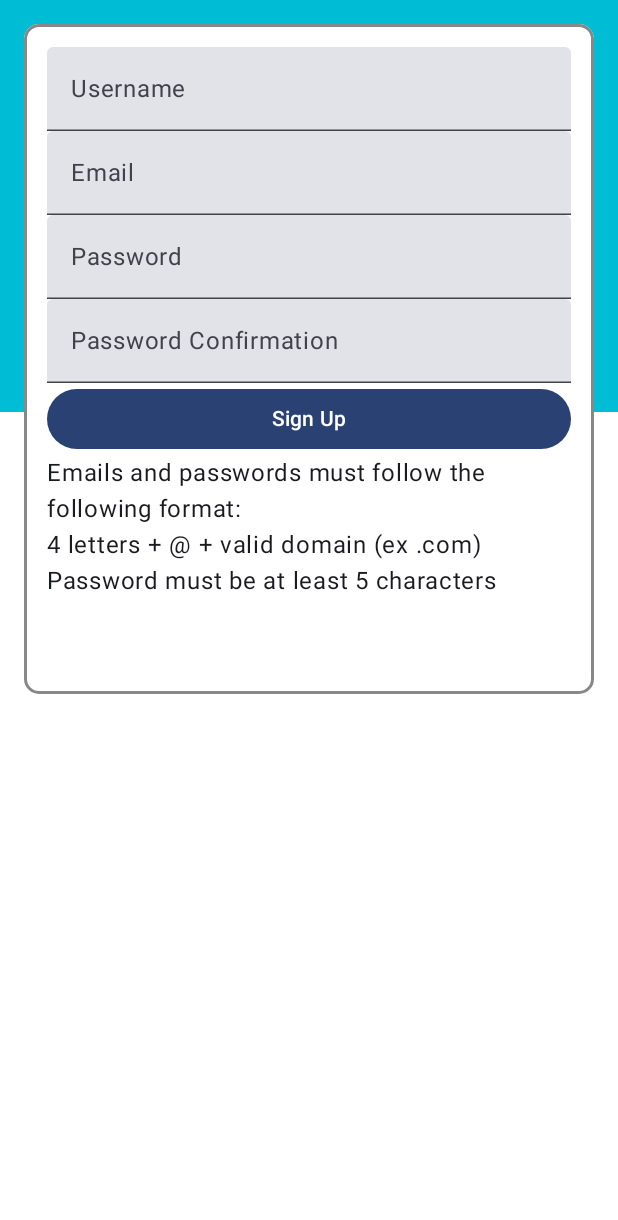
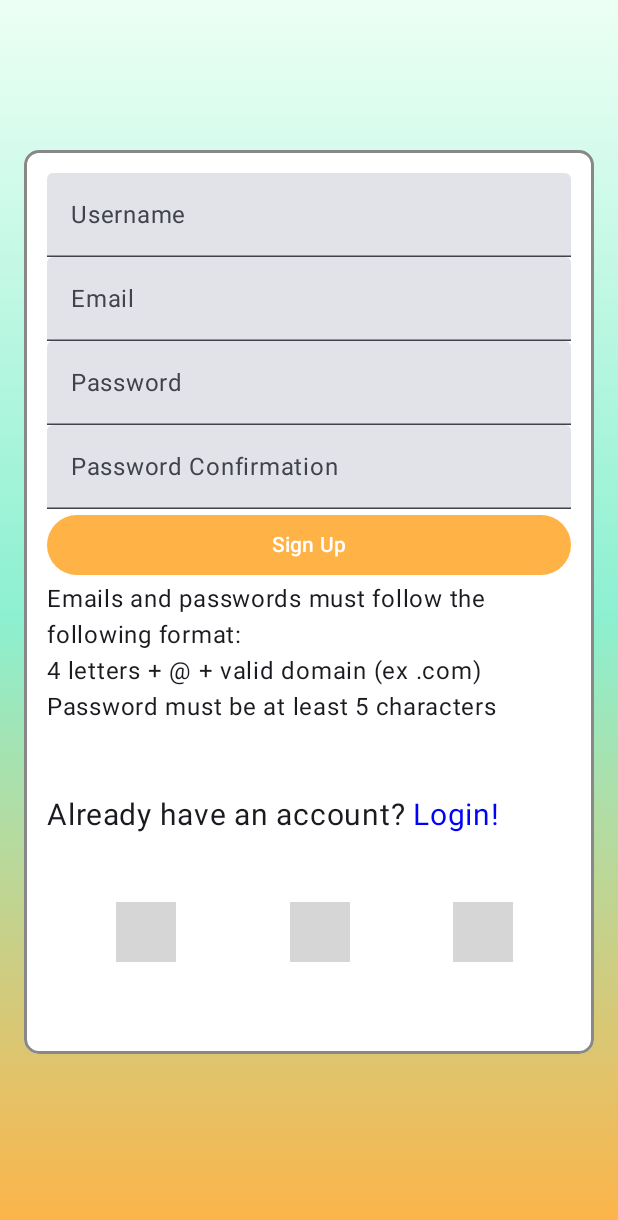
Before and after one commit to patej13/TrashThrashersApp, an Android app built with Jetpack Compose: the SignupScreen screen opened through its navigation route, on a phone screen of 412 x 824 dp. Shown: the top 1220 px of the screen. Run offline under Robolectric (Android 15) with nearby library versions, the phone set to English and light mode, and no system bars; our stand-ins replace Firebase (no records; nobody signed in at launch, a user with empty details on screens opened directly); grey boxes are pictures that could not be loaded.

Commit message:
Two Column background, corrected colors, added spacing. adjusted sizes fixed text clarity

```diff
--- a/app/src/main/java/com/example/trashthrashersapp/ProfileScreen.kt
+++ b/app/src/main/java/com/example/trashthrashersapp/ProfileScreen.kt
@@ -14,6 +14,7 @@
 import androidx.compose.foundation.layout.size
 import androidx.compose.foundation.shape.CircleShape
 import androidx.compose.material3.Button
+import androidx.compose.material3.ButtonDefaults
 import androidx.compose.material3.Text
 import androidx.compose.runtime.Composable
 import androidx.compose.runtime.LaunchedEffect
@@ -29,12 +30,16 @@
 import androidx.compose.runtime.setValue
 import androidx.compose.ui.Alignment
 import androidx.compose.ui.draw.clip
+import androidx.compose.ui.graphics.Brush
 import androidx.compose.ui.graphics.Color
 import androidx.compose.ui.layout.ContentScale
 import androidx.compose.ui.res.painterResource
 import androidx.compose.ui.unit.sp
 import androidx.compose.ui.zIndex
+import com.example.trashthrashersapp.ui.theme.CustomOrange
+import com.example.trashthrashersapp.ui.theme.CustomRed
 import com.example.trashthrashersapp.ui.theme.CustomTeal
+import com.example.trashthrashersapp.ui.theme.NeutralBackground
 
 
 @Composable
@@ -42,25 +47,44 @@
     Column(
         modifier = Modifier
             .fillMaxSize()
+            .background(
+                brush = Brush.verticalGradient(
+                    colors = listOf(
+                        Color(0xFFEDFFF5), // Light Mint (top section)
+                        Color(0xFF8CF0D0), // Mint Green (middle section)
+                        Color(0xFFFFB347)  // Orange (bottom section)
+                    )
+                )
+            )
     ) {
-        // Top half with a color
+        // Content for the first section (top)
         Box(
             modifier = Modifier
                 .fillMaxWidth()
-                .weight(.5f) // Takes up half of the screen's height
-                .background(CustomTeal) // First color (top part)
-        )
+                .weight(1f)
+        ) {
+            Text(
+                text = "Top Section",
+                color = Color.Black,
+                modifier = Modifier.align(Alignment.Center)
+            )
+        }
 
-        // Bottom half with a different color
+        // Content for the second section (bottom)
         Box(
             modifier = Modifier
                 .fillMaxWidth()
-                .weight(1f) // Takes up the other half of the screen's height
-                .background(Color.White) // Second color (bottom part)
-        )
+                .weight(1f)
+        ) {
+
+            Text(
+                text = "Bottom Section",
+                color = Color.White,
+                modifier = Modifier.align(Alignment.Center)
+            )
+        }
     }
 }
-
 
 @Composable
 fun ProfileScreen(
@@ -92,6 +116,7 @@
         Text(
             text = "Profile",
             fontSize = 20.sp,
+            modifier = Modifier.padding(bottom = 36.dp)
         )
 
         Box(
@@ -115,7 +140,7 @@
                     .padding(top = 40.dp)
                     .fillMaxWidth()
                     .background(
-                        color = Color.LightGray,
+                        color = NeutralBackground,
                         shape = androidx.compose.foundation.shape.RoundedCornerShape(16.dp)
                     )
                     .padding(vertical = 16.dp, horizontal = 16.dp)
@@ -145,9 +170,13 @@
                         Firebase.auth.signOut()
                         navController.navigate(NavigationItems.Home.route)
                     },
+                    colors = ButtonDefaults.buttonColors(
+                        containerColor = CustomOrange,
+                        contentColor = Color.White),
                     modifier = Modifier.fillMaxWidth()
                 ) {
-                    Text("Log Out")
+                   Text(fontSize = 20.sp, text ="Log Out")
+
                 }
                 Button(
                     onClick = {
@@ -156,9 +185,12 @@
                         }
                         navController.navigate(NavigationItems.Home.route)
                     },
+                    colors = ButtonDefaults.buttonColors(
+                        containerColor = CustomRed,
+                        contentColor = Color.White),
                     modifier = Modifier.fillMaxWidth()
                 ) {
-                    Text("Delete Account")
+                    Text(fontSize = 20.sp, text ="Delete Account")
                 }
             }
         }
--- a/app/src/main/java/com/example/trashthrashersapp/SignupScreen.kt
+++ b/app/src/main/java/com/example/trashthrashersapp/SignupScreen.kt
@@ -4,10 +4,13 @@
 import androidx.compose.foundation.border
 import androidx.compose.foundation.layout.Box
 import androidx.compose.foundation.layout.Column
+import androidx.compose.foundation.layout.Spacer
 import androidx.compose.foundation.layout.fillMaxWidth
+import androidx.compose.foundation.layout.height
 import androidx.compose.foundation.layout.padding
 import androidx.compose.foundation.shape.RoundedCornerShape
 import androidx.compose.material3.Button
+import androidx.compose.material3.ButtonDefaults
 import androidx.compose.material3.Text
 import androidx.compose.material3.TextField
 import androidx.compose.runtime.Composable
@@ -17,11 +20,15 @@
 import androidx.compose.runtime.setValue
 import androidx.compose.ui.Modifier
 import androidx.compose.ui.graphics.Color
+import androidx.compose.ui.text.buildAnnotatedString
 import androidx.compose.ui.text.input.PasswordVisualTransformation
 import androidx.compose.ui.text.input.VisualTransformation
+import androidx.compose.ui.text.withStyle
 import androidx.compose.ui.unit.dp
+import androidx.compose.ui.unit.sp
 import androidx.lifecycle.viewmodel.compose.viewModel
 import androidx.navigation.NavHostController
+import com.example.trashthrashersapp.ui.theme.CustomOrange
 import com.google.firebase.firestore.FirebaseFirestore
 import com.google.firebase.auth.FirebaseAuth
 
@@ -87,14 +94,18 @@
 
     Box(
         modifier = modifier
-            .padding(16.dp)
-            .background(Color.White, shape = RoundedCornerShape(10.dp)) // Adding background and rounded corners
-            .border(2.dp, Color.Gray, RoundedCornerShape(10.dp)) // Adding border with rounded corners
-            .padding(5.dp) // Padding inside the box
+            .padding(top = 100.dp, start = 16.dp, end = 16.dp)
+            .background(Color.White, shape = RoundedCornerShape(10.dp))
+            .border(2.dp, Color.Gray, RoundedCornerShape(10.dp))
+            .padding(5.dp)
+
     ) {
+
         Column(
             modifier = modifier.padding(10.dp)
         ) {
+
+
 
             UsernameField(
                 labelText = "Username",
@@ -124,6 +135,9 @@
                 onClick = {
                     signUp()
                 },
+                colors = ButtonDefaults.buttonColors(
+                    containerColor = CustomOrange,
+                    contentColor = Color.White),
                 modifier = Modifier.fillMaxWidth()
             ) {
                 Text("Sign Up")
@@ -143,6 +157,16 @@
             Text(
                 text = invalidMessage
             )
+            Text(
+                text = buildAnnotatedString {
+                    append("Already have an account? ")
+                    withStyle(style = androidx.compose.ui.text.SpanStyle(color = Color.Blue)) {
+                        append("Login!")
+                    }
+                },
+                fontSize = 20.sp
+            )
+            SocialMediaRow()
         }
     }
 }
```
